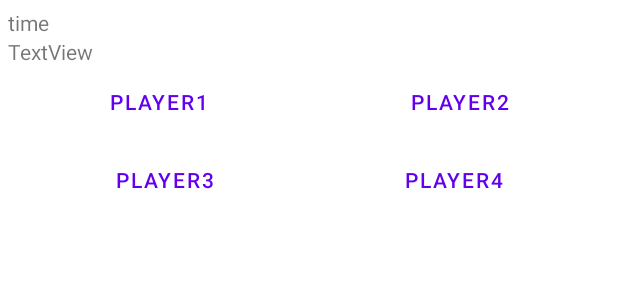
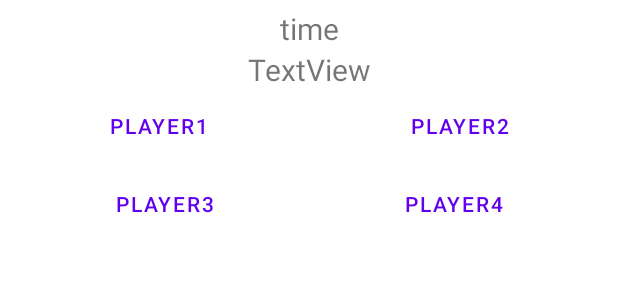
Before and after one commit to DavidDahlman00/BadmintonBuddy, an Android app: the layout searchgameitem.xml on its own in the app's theme, with its tools: preview values and no code run, on a phone screen of 412 x 824 dp. Shown: the top 300 px of the screen. Run offline under Robolectric (Android 15) with nearby library versions, the phone set to English and light mode, and no system bars.

Commit message:
improved game item design

```diff
--- a/app/src/main/res/layout/searchgameitem.xml
+++ b/app/src/main/res/layout/searchgameitem.xml
@@ -2,20 +2,27 @@
 <androidx.appcompat.widget.LinearLayoutCompat xmlns:android="http://schemas.android.com/apk/res/android"
     android:layout_width="match_parent"
     android:layout_height="wrap_content"
-    android:padding="5dp"
-    android:orientation="vertical">
+    android:elevation="2dp"
+    android:fadingEdge="vertical"
+    android:orientation="vertical"
+    android:paddingTop="10dp"
+    android:padding="5dp">
 
 
     <TextView
         android:id="@+id/searchitemtimetext"
-        android:layout_width="wrap_content"
+        android:layout_width="match_parent"
         android:layout_height="wrap_content"
-        android:text="time" />
+        android:gravity="center"
+        android:text="time"
+        android:textSize="20sp" />
 
     <TextView
         android:id="@+id/searchitemplacetext"
-        android:layout_width="wrap_content"
+        android:layout_width="match_parent"
         android:layout_height="wrap_content"
+        android:gravity="center"
+        android:textSize="20sp"
         android:text="TextView" />
 
     <LinearLayout
@@ -41,9 +48,9 @@
     </LinearLayout>
 
     <LinearLayout
+        style="?android:attr/buttonBarButtonStyle"
         android:layout_width="match_parent"
         android:layout_height="match_parent"
-        style="?android:attr/buttonBarButtonStyle"
         android:orientation="horizontal">
 
         <Button
```
Also changed, not shown: app/src/main/res/layout/my_game_item.xml (+12 -6 lines).
